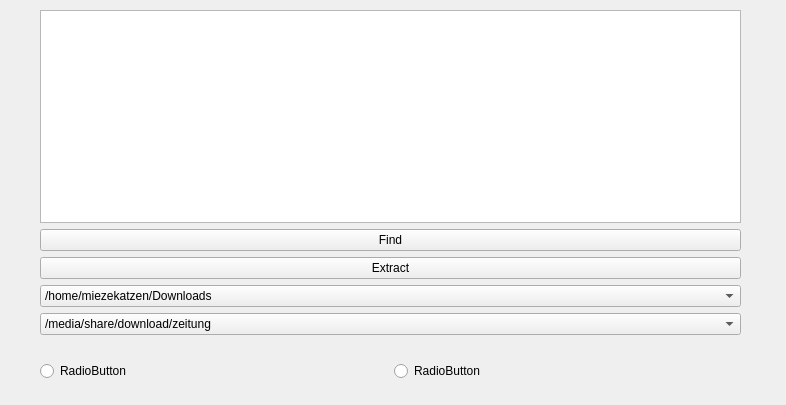
Old version of the form form.ui in the repository miezekatzendompteur/rarZip.
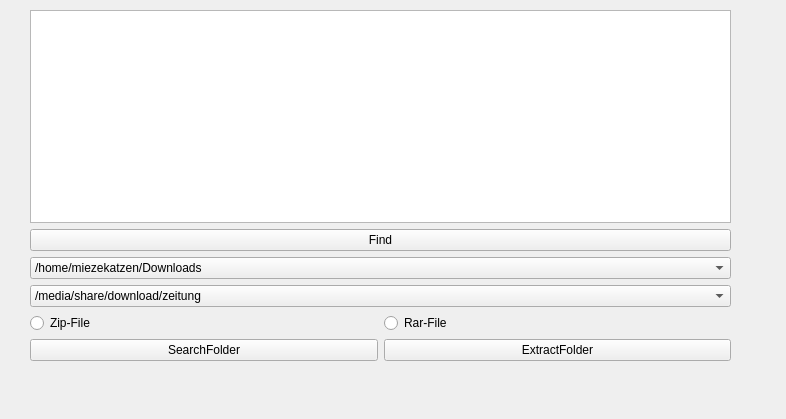
New version of the form.

Patch:
```diff
--- a/form.ui
+++ b/form.ui
@@ -10,7 +10,7 @@
     <x>0</x>
     <y>0</y>
     <width>786</width>
-    <height>405</height>
+    <height>419</height>
    </rect>
   </property>
   <property name="windowTitle">
@@ -19,7 +19,7 @@
   <widget class="QWidget" name="verticalLayoutWidget">
    <property name="geometry">
     <rect>
-     <x>40</x>
+     <x>30</x>
      <y>10</y>
      <width>701</width>
      <height>371</height>
@@ -40,13 +40,6 @@
       </property>
      </widget>
     </item>
-    <item>
-     <widget class="QPushButton" name="extract">
-      <property name="text">
-       <string>Extract</string>
-      </property>
-     </widget>
-    </item>
     <item>
      <widget class="QComboBox" name="searchPath">
       <property name="enabled">
@@ -87,6 +80,42 @@
       </item>
      </widget>
     </item>
+    <item>
+     <layout class="QHBoxLayout" name="horizontalLayout">
+      <item>
+       <widget class="QRadioButton" name="zip">
+        <property name="text">
+         <string>Zip-File</string>
+        </property>
+       </widget>
+      </item>
+      <item>
+       <widget class="QRadioButton" name="rar">
+        <property name="text">
+         <string>Rar-File</string>
+        </property>
+       </widget>
+      </item>
+     </layout>
+    </item>
+    <item>
+     <layout class="QHBoxLayout" name="horizontalLayout_2">
+      <item>
+       <widget class="QPushButton" name="browsSearch">
+        <property name="text">
+         <string>SearchFolder</string>
+        </property>
+       </widget>
+      </item>
+      <item>
+       <widget class="QPushButton" name="browsExtract">
+        <property name="text">
+         <string>ExtractFolder</string>
+        </property>
+       </widget>
+      </item>
+     </layout>
+    </item>
     <item>
      <widget class="QLabel" name="label">
       <property name="text">
@@ -94,24 +123,6 @@
       </property>
      </widget>
     </item>
-    <item>
-     <layout class="QHBoxLayout" name="horizontalLayout">
-      <item>
-       <widget class="QRadioButton" name="radioButton_2">
-        <property name="text">
-         <string>RadioButton</string>
-        </property>
-       </widget>
-      </item>
-      <item>
-       <widget class="QRadioButton" name="radioButton">
-        <property name="text">
-         <string>RadioButton</string>
-        </property>
-       </widget>
-      </item>
-     </layout>
-    </item>
    </layout>
   </widget>
  </widget>
```
